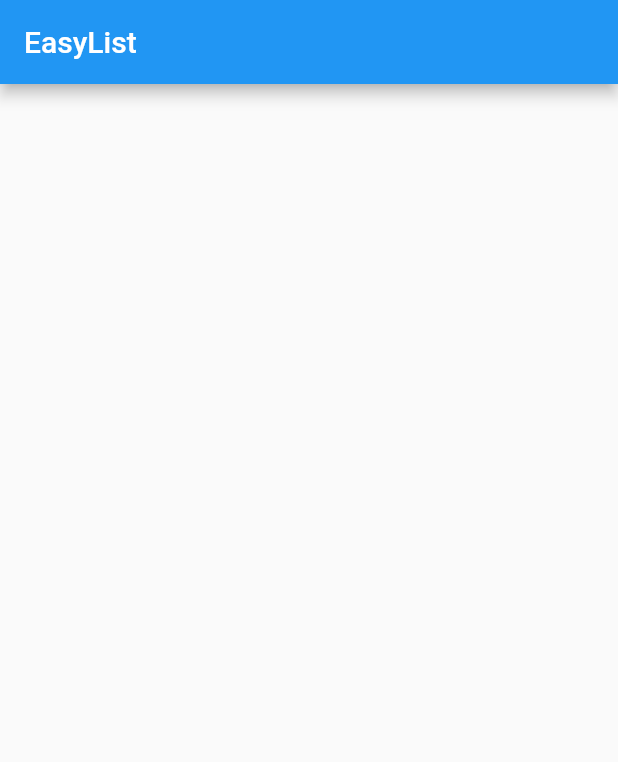
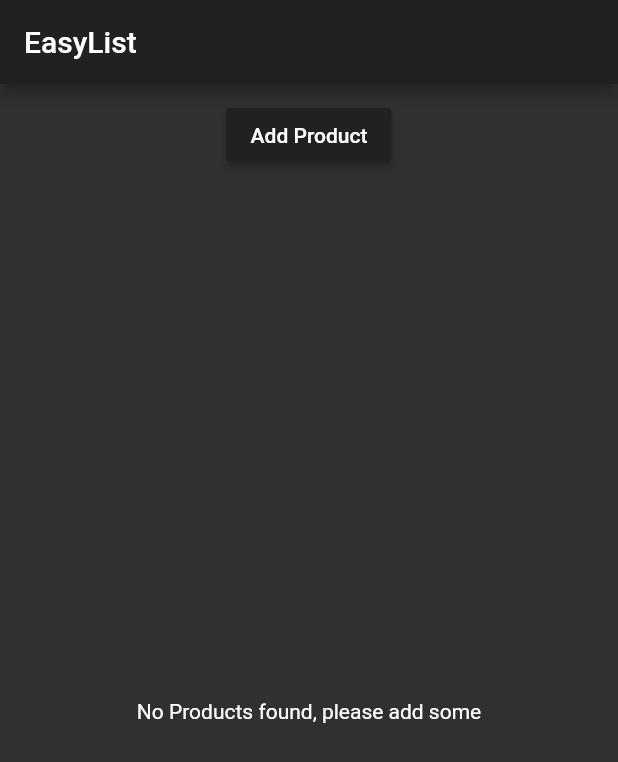
Before and after one commit to cjszk/Flutter-App, a Flutter app: the screen it shows after launch, on a phone screen of 412 x 824 dp. Shown: the top 762 px of the screen. Run offline on Flutter 3.47's test engine with Material 2 defaults, Android fonts, the phone set to English and light mode, and no system bars.

Commit message:
ListViews

```diff
--- a/lib/main.dart
+++ b/lib/main.dart
@@ -1,14 +1,23 @@
 import 'package:flutter/material.dart';
+
+import './product_manager.dart';
 
 void main() => runApp(MyApp());
 
 class MyApp extends StatelessWidget {
+  @override
   Widget build(BuildContext context) {
     return MaterialApp(
+      theme: ThemeData(
+        brightness: Brightness.dark,
+        primarySwatch: Colors.deepOrange,
+        accentColor: Colors.deepPurple,
+      ),
       home: Scaffold(
         appBar: AppBar(
           title: Text('EasyList'),
         ),
+        body: ProductManager(),
       ),
     );
   }
--- /dev/null
+++ b/lib/product_control.dart
@@ -0,0 +1,18 @@
+import 'package:flutter/material.dart';
+
+class ProductControl extends StatelessWidget {
+  final Function addProduct;
+
+  ProductControl(this.addProduct);
+
+  @override
+  Widget build(BuildContext context) {
+    return RaisedButton(
+      color: Theme.of(context).primaryColor,
+      onPressed: () {
+        addProduct('Sweets');
+      },
+      child: Text('Add Product'),
+    );
+  }
+}
--- /dev/null
+++ b/lib/product_manager.dart
@@ -0,0 +1,57 @@
+import 'package:flutter/material.dart';
+
+import './products.dart';
+import './product_control.dart';
+
+class ProductManager extends StatefulWidget {
+  final String startingProduct;
+  ProductManager({this.startingProduct}) {
+    print('[ProductManager] Constructor');
+  }
+
+  @override
+  State<StatefulWidget> createState() {
+    print('[ProductManager] createState');
+
+    return _ProductManagerState();
+  }
+}
+
+class _ProductManagerState extends State<ProductManager> {
+  List<String> _products = [];
+
+  @override
+  void initState() {
+    print('[ProductManager] initState');
+    if (widget.startingProduct != null) {
+      _products.add(widget.startingProduct);
+    }
+    super.initState();
+  }
+
+  @override
+  void didUpdateWidget(ProductManager oldWidget) {
+    // TODO: implement didUpdateWidget
+    super.didUpdateWidget(oldWidget);
+  }
+
+  void _addProduct(String product) {
+    setState(() {
+      _products.add(product);
+    });
+  }
+
+  @override
+  Widget build(BuildContext context) {
+    print('[ProductManager] build');
+    return Column(
+      children: [
+        Container(
+          margin: EdgeInsets.all(10.0),
+          child: ProductControl(_addProduct),
+        ),
+        Expanded(child: Products(_products))
+      ],
+    );
+  }
+}
--- /dev/null
+++ b/lib/products.dart
@@ -0,0 +1,51 @@
+import 'package:flutter/material.dart';
+
+class Products extends StatelessWidget {
+  final List<String> products;
+  Products(this.products) {
+    print('[Products Widget] Constructor');
+  }
+
+  Widget _buildProductItem(BuildContext context, int index) {
+    return Card(
+      child: Column(
+        children: <Widget>[
+          Image.asset('assets/food.jpg'),
+          Text(products[index])
+        ],
+      ),
+    );
+  }
+
+  Widget _buildProductList() {
+    return products.length > 0
+        ? ListView.builder(
+            itemBuilder: _buildProductItem,
+            itemCount: products.length,
+          )
+        : Center(
+            child: Text(
+              'No Products found, please add some',
+            ),
+          );
+    // Widget productCard;
+    // if (products.length > 0) {
+    //   productCard = ListView.builder(
+    //     itemBuilder: _buildProductItem,
+    //     itemCount: products.length,
+    //   );
+    // } else {
+    //   productCard = Center(
+    //     child: Text(
+    //       'No Products found, please add some',
+    //     ),
+    //   );
+    // }
+    // return productCard;
+  }
+
+  @override
+  Widget build(BuildContext context) {
+    return _buildProductList();
+  }
+}
--- a/pubspec.yaml
+++ b/pubspec.yaml
@@ -41,8 +41,8 @@ flutter:
   uses-material-design: true
 
   # To add assets to your application, add an assets section, like this:
-  # assets:
-  #  - images/a_dot_burr.jpeg
+  assets:
+    - assets/food.jpg
   #  - images/a_dot_ham.jpeg
 
   # An image asset can refer to one or more resolution-specific "variants", see
```
Also changed, not shown: assets/food.jpg (added), 1 other file.
